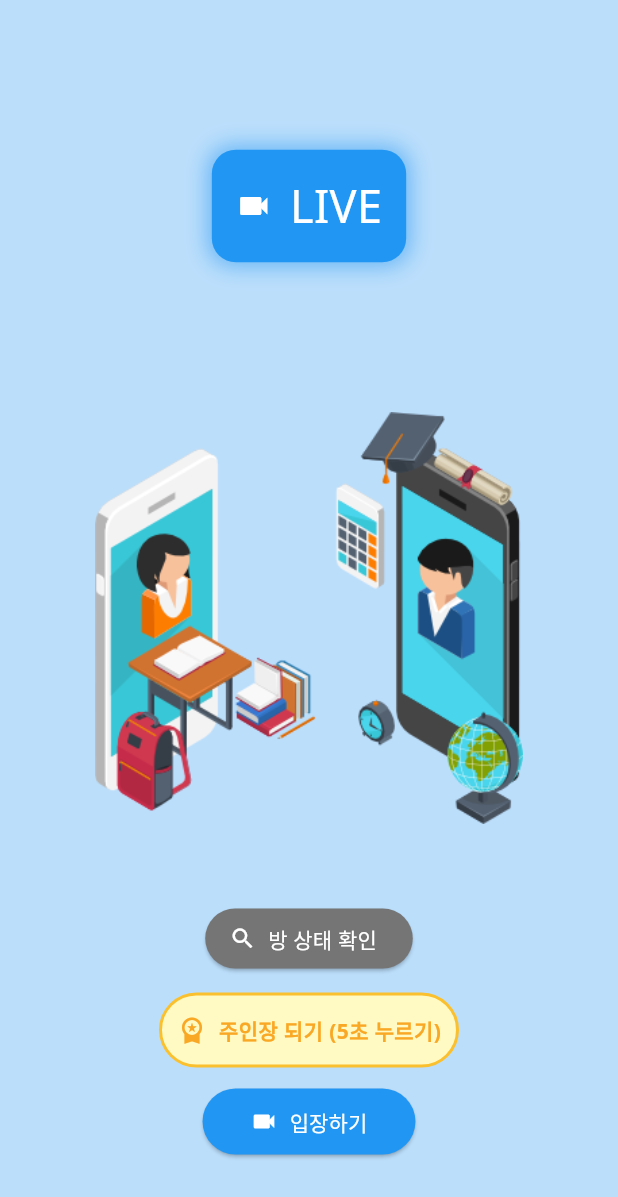
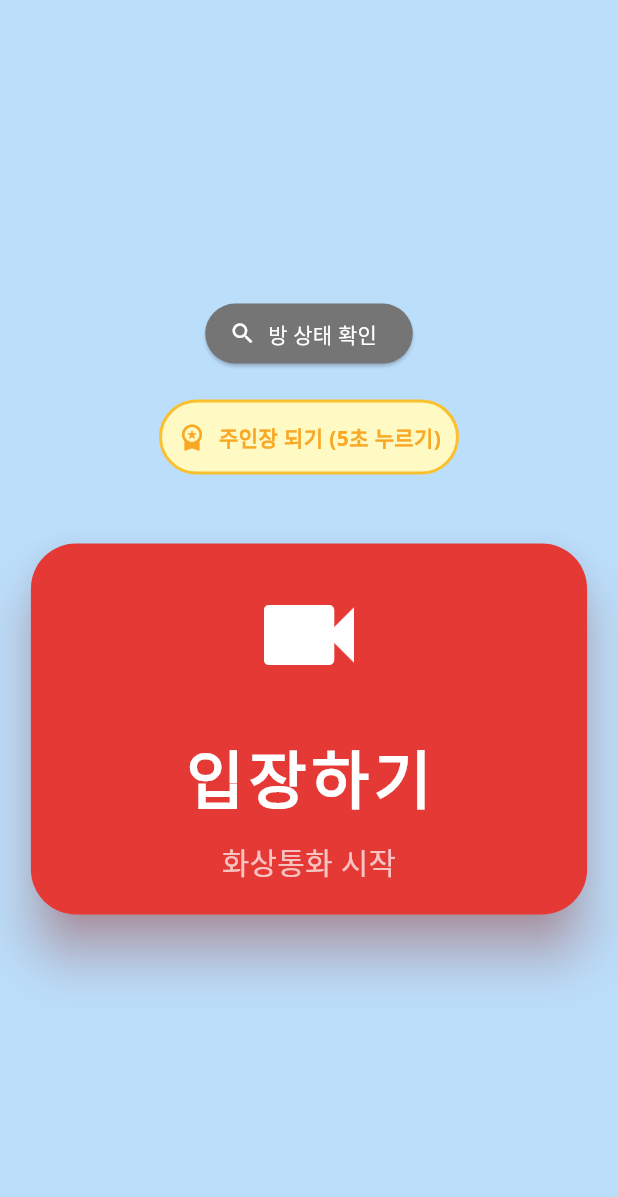
Before and after one commit to ridgeracer607753/videoCall, a Flutter app: the screen it shows after launch, on a phone screen of 412 x 824 dp. Shown: the top 1197 px of the screen. Run offline on Flutter 3.47's test engine with Material 3 defaults, Android fonts, the phone set to English and light mode, and no system bars; our stand-ins replace device_info_plus, permission_handler, shared_preferences; missing offline and left inert: agora_rtc_engine, agora_uikit.

Commit message:
메인화면 버튼 재배치

```diff
--- a/video_call/lib/screen/home_screen.dart
+++ b/video_call/lib/screen/home_screen.dart
@@ -15,79 +15,8 @@ class HomeScreen extends StatelessWidget {
   Widget build(BuildContext context) {
     return Scaffold(
       backgroundColor: Colors.blue[100],
-      body: Column(
-        children: [
-          /// 1) 로고
-          Expanded(
-            child: _Logo(),
-          ),
-
-          /// 2) 이미지
-          Expanded(
-            child: _Image(),
-          ),
-
-          /// 3) 버튼
-          Expanded(
-            child: _Footer(),
-          ),
-        ],
-      ),
-    );
-  }
-}
-
-class _Logo extends StatelessWidget {
-  const _Logo();
-
-  @override
-  Widget build(BuildContext context) {
-    return Center(
-      child: Container(
-        decoration: BoxDecoration(
-          color: Colors.blue,
-          borderRadius: BorderRadius.circular(16.0),
-          boxShadow: [
-            BoxShadow(
-              color: Colors.blue[300]!,
-              blurRadius: 12.0,
-              spreadRadius: 2.0,
-            ),
-          ],
-        ),
-        child: Padding(
-          padding: EdgeInsets.all(16.0),
-          child: Row(
-            mainAxisSize: MainAxisSize.min,
-            children: [
-              Icon(
-                Icons.videocam,
-                color: Colors.white,
-              ),
-              SizedBox(width: 12.0),
-              Text(
-                'LIVE',
-                style: TextStyle(
-                  color: Colors.white,
-                  fontSize: 30.0,
-                ),
-              ),
-            ],
-          ),
-        ),
-      ),
-    );
-  }
-}
-
-class _Image extends StatelessWidget {
-  const _Image();
-
-  @override
-  Widget build(BuildContext context) {
-    return Center(
-      child: Image.asset(
-        'asset/img/home_img.png',
+      body: Center(
+        child: _Footer(),
       ),
     );
   }
@@ -207,6 +136,7 @@ class _FooterState extends State<_Footer> {
     setState(() {
       _isCheckingRoom = true;
       _roomExists = null;
+      _participantCount = 0;
     });
 
     try {
@@ -330,10 +260,12 @@ class _FooterState extends State<_Footer> {
 
   @override
   Widget build(BuildContext context) {
-    return Center(
+    return SingleChildScrollView(
       child: Column(
         mainAxisAlignment: MainAxisAlignment.center,
         children: [
+          SizedBox(height: 40),
+
           // 주인장 상태 표시
           if (_isHost) ...[
             Container(
@@ -346,7 +278,8 @@ class _FooterState extends State<_Footer> {
               child: Row(
                 mainAxisSize: MainAxisSize.min,
                 children: [
-                  Icon(Icons.workspace_premium, color: Colors.yellow[700], size: 20),
+                  Icon(Icons.workspace_premium,
+                      color: Colors.yellow[700], size: 20),
                   SizedBox(width: 8),
                   Text(
                     '주인장 권한 보유',
@@ -384,7 +317,7 @@ class _FooterState extends State<_Footer> {
               },
               child: Text('권한 해제', style: TextStyle(color: Colors.red)),
             ),
-            SizedBox(height: 16),
+            SizedBox(height: 20),
           ],
 
           // 방 상태 정보 표시
@@ -445,7 +378,7 @@ class _FooterState extends State<_Footer> {
                 ],
               ),
             ),
-            SizedBox(height: 16),
+            SizedBox(height: 20),
           ],
 
           // 방 상태 확인 버튼
@@ -468,7 +401,7 @@ class _FooterState extends State<_Footer> {
             ),
           ),
 
-          SizedBox(height: 12),
+          SizedBox(height: 20),
 
           // 주인장 되기 버튼 (주인장이 아닐 때만 표시)
           if (!_isHost) ...[
@@ -529,20 +462,58 @@ class _FooterState extends State<_Footer> {
                 ),
               ),
             ),
-            SizedBox(height: 12),
+            SizedBox(height: 30),
           ],
 
-          // 입장하기 버튼
-          ElevatedButton.icon(
-            onPressed: () => _requestPermissionsAndNavigate(context),
-            icon: Icon(Icons.videocam),
-            label: Text('입장하기'),
-            style: ElevatedButton.styleFrom(
-              backgroundColor: Colors.blue,
-              foregroundColor: Colors.white,
-              padding: EdgeInsets.symmetric(horizontal: 32, vertical: 12),
+          // 입장하기 버튼 (할아버지 할머니용 - 화면 절반 크기)
+          Container(
+            width: MediaQuery.of(context).size.width * 0.9, // 화면 폭의 90%
+            height: MediaQuery.of(context).size.height * 0.3, // 화면 높이의 30%
+            margin: EdgeInsets.all(16),
+            child: ElevatedButton(
+              onPressed: () => _requestPermissionsAndNavigate(context),
+              style: ElevatedButton.styleFrom(
+                backgroundColor: Colors.red[600], // 강한 빨간색
+                foregroundColor: Colors.white,
+                shape: RoundedRectangleBorder(
+                  borderRadius: BorderRadius.circular(30),
+                ),
+                elevation: 15,
+                shadowColor: Colors.red[300],
+              ),
+              child: Column(
+                mainAxisAlignment: MainAxisAlignment.center,
+                children: [
+                  Icon(
+                    Icons.videocam,
+                    size: 80, // 매우 큰 아이콘
+                    color: Colors.white,
+                  ),
+                  SizedBox(height: 24),
+                  Text(
+                    '입장하기',
+                    style: TextStyle(
+                      fontSize: 42, // 매우 큰 글씨
+                      fontWeight: FontWeight.bold,
+                      color: Colors.white,
+                      letterSpacing: 3,
+                    ),
+                  ),
+                  SizedBox(height: 12),
+                  Text(
+                    '화상통화 시작',
+                    style: TextStyle(
+                      fontSize: 20,
+                      color: Colors.white70,
+                      fontWeight: FontWeight.w500,
+                    ),
+                  ),
+                ],
+              ),
             ),
           ),
+
+          SizedBox(height: 40),
         ],
       ),
     );
```
